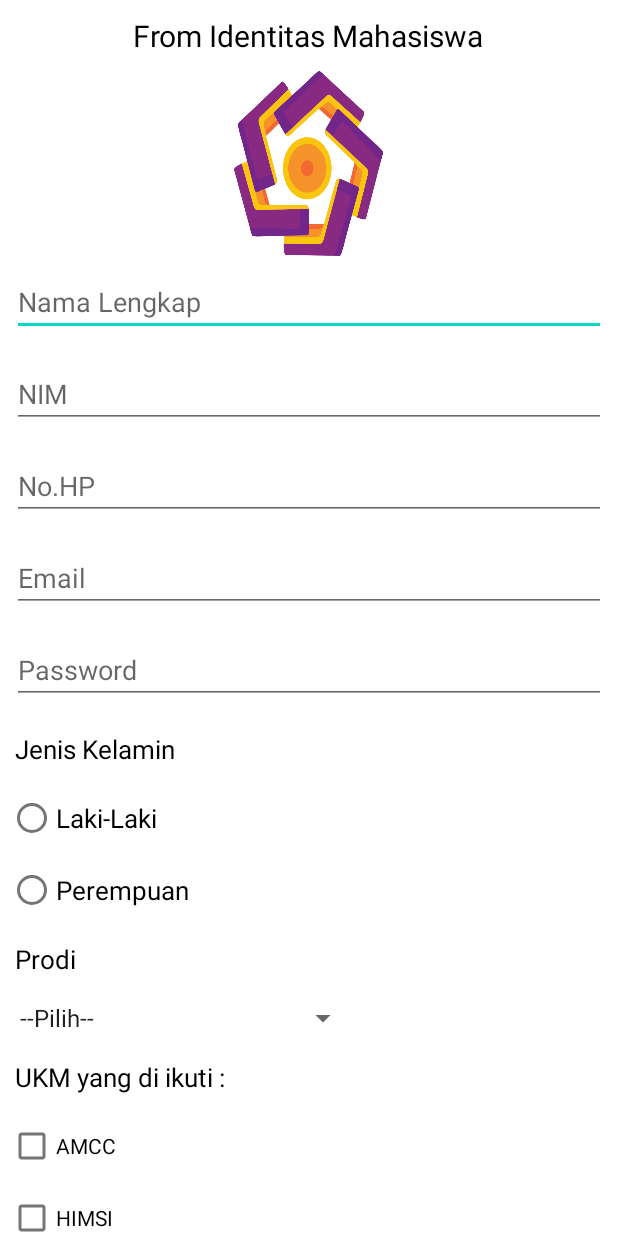
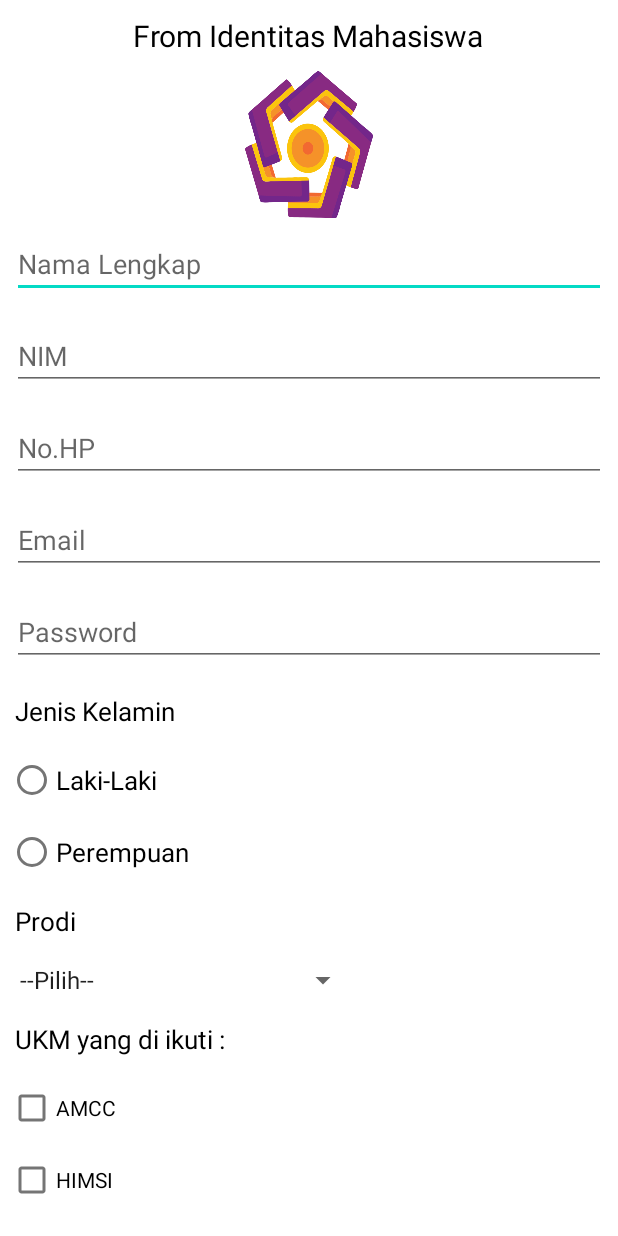
Before and after one commit to Scholes13/recycle, an Android app: the screen it shows after launch (prammfrom), on a phone screen of 412 x 824 dp. Run offline under Robolectric (Android 15) with nearby library versions, the phone set to English and light mode, and no system bars.

Commit message:
ADD LOGO

```diff
--- a/app/src/main/res/layout/activity_prammfrom.xml
+++ b/app/src/main/res/layout/activity_prammfrom.xml
@@ -2,6 +2,7 @@
 <LinearLayout xmlns:android="http://schemas.android.com/apk/res/android"
     xmlns:app="http://schemas.android.com/apk/res-auto"
     xmlns:tools="http://schemas.android.com/tools"
+    android:background="@color/white"
     android:layout_width="match_parent"
     android:layout_height="match_parent"
     android:orientation="vertical"
@@ -17,8 +18,8 @@
         android:textSize="20sp" />
 
     <ImageView
-        android:layout_width="99dp"
-        android:layout_height="123dp"
+        android:layout_width="85dp"
+        android:layout_height="98dp"
         android:layout_gravity="center_horizontal"
         android:background="@drawable/logoamikom" />
 
--- a/app/src/main/res/mipmap-anydpi-v26/ic_launcher.xml
+++ b/app/src/main/res/mipmap-anydpi-v26/ic_launcher.xml
@@ -1,5 +1,5 @@
 <?xml version="1.0" encoding="utf-8"?>
 <adaptive-icon xmlns:android="http://schemas.android.com/apk/res/android">
-    <background android:drawable="@drawable/ic_launcher_background" />
-    <foreground android:drawable="@drawable/ic_launcher_foreground" />
+    <background android:drawable="@mipmap/ic_launcher_background"/>
+    <foreground android:drawable="@mipmap/ic_launcher_foreground"/>
 </adaptive-icon>
--- a/app/src/main/res/mipmap-anydpi-v26/ic_launcher_round.xml
+++ b/app/src/main/res/mipmap-anydpi-v26/ic_launcher_round.xml
@@ -1,5 +1,5 @@
 <?xml version="1.0" encoding="utf-8"?>
 <adaptive-icon xmlns:android="http://schemas.android.com/apk/res/android">
-    <background android:drawable="@drawable/ic_launcher_background" />
-    <foreground android:drawable="@drawable/ic_launcher_foreground" />
+    <background android:drawable="@mipmap/ic_launcher_background"/>
+    <foreground android:drawable="@mipmap/ic_launcher_foreground"/>
 </adaptive-icon>
--- a/app/src/main/res/values/strings.xml
+++ b/app/src/main/res/values/strings.xml
@@ -1,5 +1,5 @@
 <resources>
-    <string name="app_name">luck13</string>
+    <string name="app_name">Amikom Form</string>
 
     <string-array name="prodi">
         <item>--Pilih--</item>
```
Also changed, not shown: app/src/main/res/mipmap-hdpi/ic_launcher.png, app/src/main/res/mipmap-hdpi/ic_launcher_round.png, app/src/main/res/mipmap-mdpi/ic_launcher.png, app/src/main/res/mipmap-mdpi/ic_launcher_round.png, app/src/main/res/mipmap-xhdpi/ic_launcher.png, app/src/main/res/mipmap-xhdpi/ic_launcher_round.png, app/src/main/res/mipmap-xxhdpi/ic_launcher.png, app/src/main/res/mipmap-xxhdpi/ic_launcher_round.png, app/src/main/res/mipmap-xxxhdpi/ic_launcher.png, app/src/main/res/mipmap-xxxhdpi/ic_launcher_round.png.
